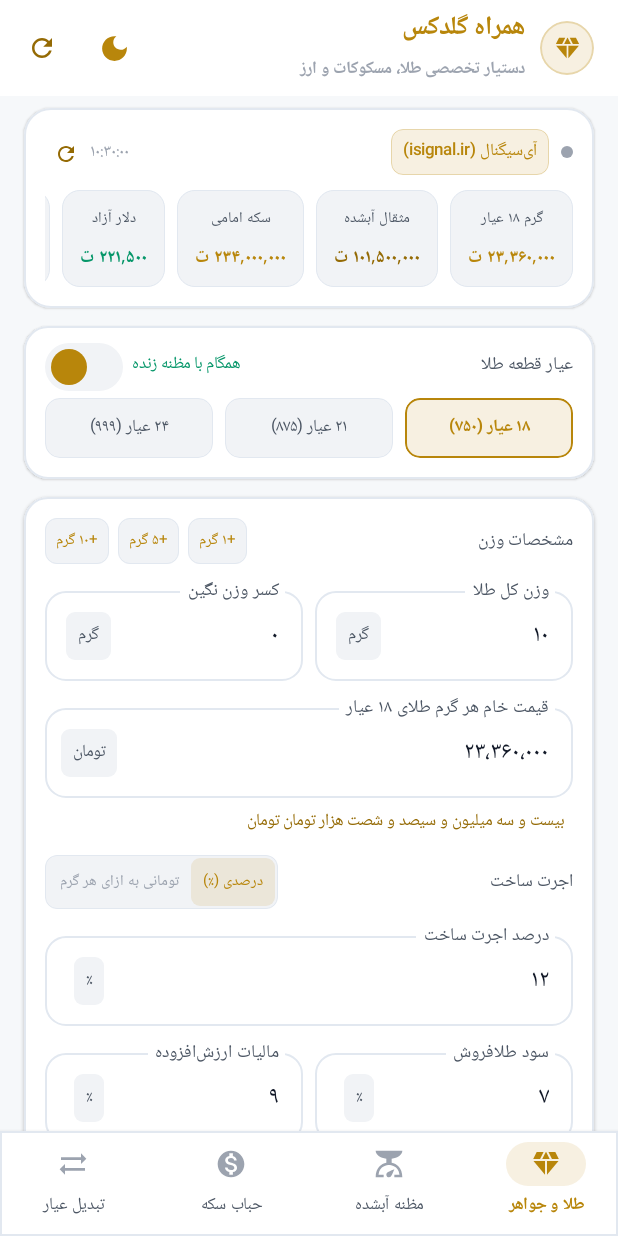
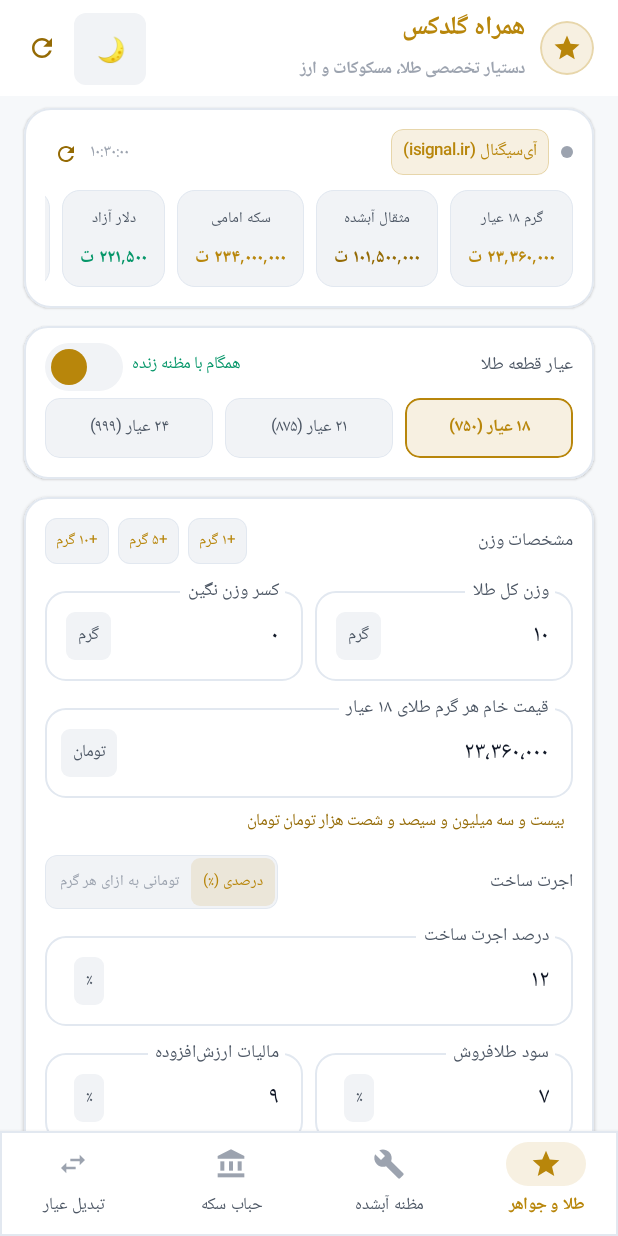
Before and after one commit to urmiaking/goldex-companion, an Android app built with Jetpack Compose: the screen it shows after launch (MainActivity), on a phone screen of 412 x 824 dp. Run offline under Robolectric (Android 15) with nearby library versions, the light colour scheme and no system bars.

Commit message:
fix(ci): optimize DEX memory and streamline core Material icons (v0.4.1)

```diff
--- a/app/build.gradle.kts
+++ b/app/build.gradle.kts
@@ -11,8 +11,8 @@ android {
         applicationId = "com.goldex.companion"
         minSdk = 24
         targetSdk = 34
-        versionCode = 7
-        versionName = "0.4.0"
+        versionCode = 8
+        versionName = "0.4.1"
 
         testInstrumentationRunner = "androidx.test.runner.AndroidJUnitRunner"
         vectorDrawables {
@@ -73,7 +73,6 @@ dependencies {
     implementation("androidx.compose.ui:ui-graphics")
     implementation("androidx.compose.ui:ui-tooling-preview")
     implementation("androidx.compose.material3:material3")
-    implementation("androidx.compose.material:material-icons-extended")
 
     testImplementation("junit:junit:4.13.2")
     androidTestImplementation("androidx.test.ext:junit:1.1.5")
--- a/app/src/main/java/com/goldex/companion/ui/calculator/GoldCalculatorScreen.kt
+++ b/app/src/main/java/com/goldex/companion/ui/calculator/GoldCalculatorScreen.kt
@@ -6,6 +6,7 @@ import androidx.compose.foundation.border
 import androidx.compose.foundation.layout.*
 import androidx.compose.foundation.rememberScrollState
 import androidx.compose.foundation.shape.CircleShape
+import androidx.compose.foundation.shape.RoundedCornerShape
 import androidx.compose.foundation.verticalScroll
 import androidx.compose.material.icons.Icons
 import androidx.compose.material.icons.filled.*
@@ -63,10 +64,10 @@ fun GoldCalculatorScreen(
                                 contentAlignment = Alignment.Center
                             ) {
                                 Icon(
-                                    imageVector = Icons.Default.Diamond,
+                                    imageVector = Icons.Default.Star,
                                     contentDescription = null,
                                     tint = colors.goldPrimary,
-                                    modifier = Modifier.size(19.dp)
+                                    modifier = Modifier.size(20.dp)
                                 )
                             }
                             Column {
@@ -86,12 +87,17 @@ fun GoldCalculatorScreen(
                     },
                     actions = {
                         // Dark / Light Theme Toggle Button
-                        IconButton(onClick = { viewModel.toggleTheme() }) {
-                            Icon(
-                                imageVector = if (colors.isDark) Icons.Default.LightMode else Icons.Default.DarkMode,
-                                contentDescription = "تغییر پوسته",
-                                tint = colors.goldPrimary,
-                                modifier = Modifier.size(22.dp)
+                        IconButton(
+                            onClick = { viewModel.toggleTheme() },
+                            modifier = Modifier
+                                .padding(end = 4.dp)
+                                .size(34.dp)
+                                .clip(RoundedCornerShape(8.dp))
+                                .background(colors.surfaceElevated)
+                        ) {
+                            Text(
+                                text = if (colors.isDark) "☀️" else "🌙",
+                                fontSize = 16.sp
                             )
                         }
 
@@ -127,10 +133,10 @@ fun GoldCalculatorScreen(
                         AppTab.values().forEach { tab ->
                             val isSelected = uiState.selectedTab == tab
                             val icon = when (tab) {
-                                AppTab.JEWELRY -> Icons.Default.Diamond
-                                AppTab.MELT -> Icons.Default.Scale
-                                AppTab.COIN -> Icons.Default.MonetizationOn
-                                AppTab.CONVERT -> Icons.Default.SyncAlt
+                                AppTab.JEWELRY -> Icons.Default.Star
+                                AppTab.MELT -> Icons.Default.Build
+                                AppTab.COIN -> Icons.Default.AccountBalance
+                                AppTab.CONVERT -> Icons.Default.SwapHoriz
                             }
 
                             NavigationBarItem(
--- a/gradle.properties
+++ b/gradle.properties
@@ -1,4 +1,4 @@
-org.gradle.jvmargs=-Xmx2048m -Dfile.encoding=UTF-8
+org.gradle.jvmargs=-Xmx4096m -XX:MaxMetaspaceSize=1024m -Dfile.encoding=UTF-8
 android.useAndroidX=true
 android.nonTransitiveRClass=true
 kotlin.code.style=official
```
